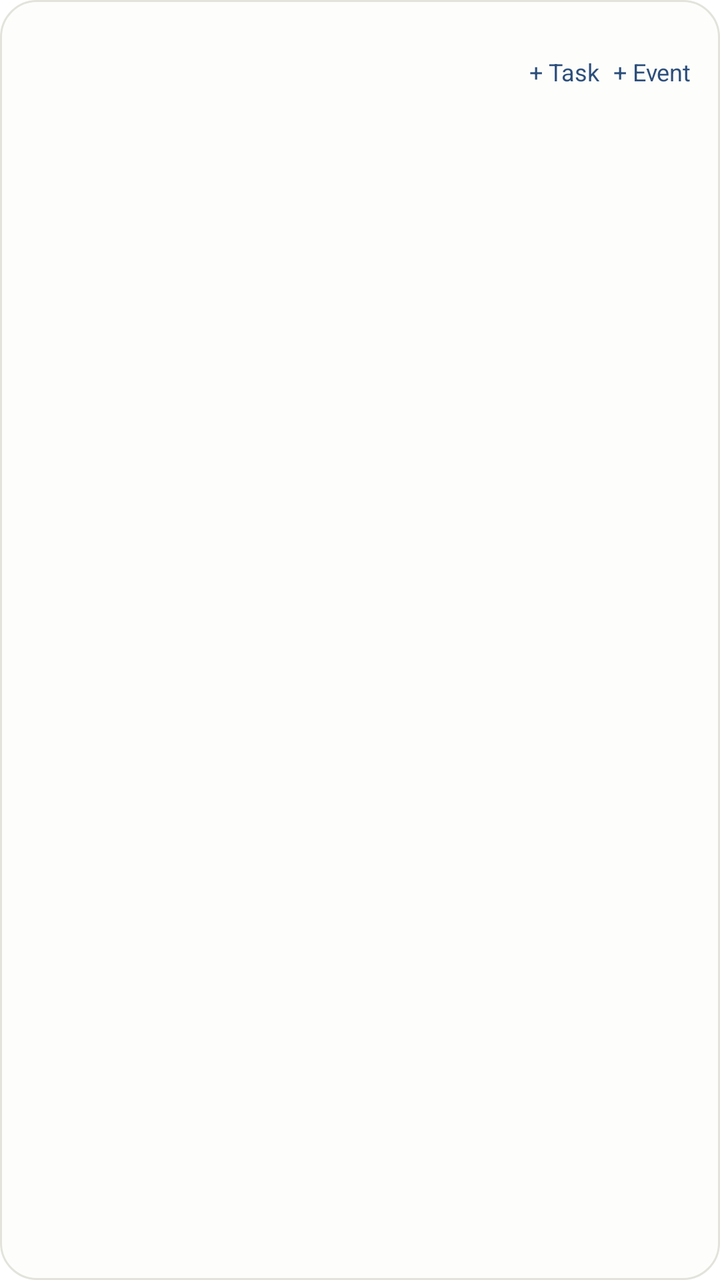
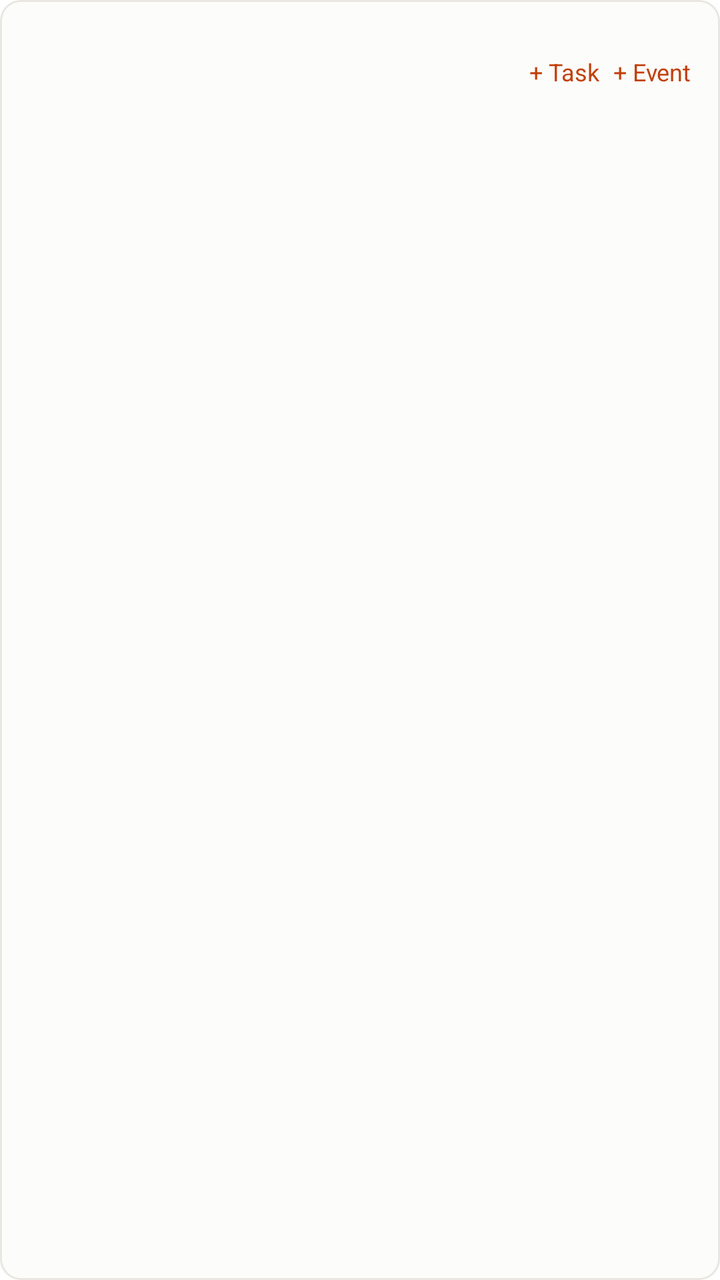

Two renders of the same Android screen: before a commit and after it. Below are the layout's source before the change and the commit's diff.
<!-- AndroidManifest.xml: fallback theme Theme.MaterialComponents.DayNight.NoActionBar -->
<!-- res/layout/widget_action_large.xml -->
<?xml version="1.0" encoding="utf-8"?>
<LinearLayout xmlns:android="http://schemas.android.com/apk/res/android"
    android:id="@+id/action_root"
    android:layout_width="match_parent"
    android:layout_height="match_parent"
    android:background="@drawable/widget_root_bg"
    android:orientation="vertical"
    android:padding="12dp">

    <LinearLayout
        android:layout_width="match_parent"
        android:layout_height="48dp"
        android:gravity="center_vertical"
        android:orientation="horizontal">

        <TextView
            android:id="@+id/action_date"
            android:layout_width="wrap_content"
            android:layout_height="wrap_content"
            android:fontFamily="sans-serif-medium"
            android:textColor="@color/widget_text_primary"
            android:textSize="24sp" />

        <TextView
            android:id="@+id/action_weekday"
            android:layout_width="0dp"
            android:layout_height="wrap_content"
            android:layout_marginStart="8dp"
            android:layout_weight="1"
            android:ellipsize="end"
            android:singleLine="true"
            android:textColor="@color/widget_text_secondary"
            android:textSize="12sp" />

        <TextView
            android:id="@+id/action_overdue_chip"
            android:layout_width="wrap_content"
            android:layout_height="wrap_content"
            android:layout_marginEnd="8dp"
            android:maxLines="1"
            android:textColor="@color/widget_error"
            android:textSize="11sp"
            android:visibility="gone" />

        <TextView
            android:id="@+id/action_add_todo"
            android:layout_width="44dp"
            android:layout_height="44dp"
            android:gravity="center"
            android:text="@string/widget_add_todo"
            android:textColor="@color/widget_accent"
            android:textSize="12sp" />

        <TextView
            android:id="@+id/action_add_event"
            android:layout_width="44dp"
            android:layout_height="44dp"
            android:gravity="center"
            android:text="@string/widget_add_event"
            android:textColor="@color/widget_accent"
            android:textSize="12sp" />
    </LinearLayout>

    <LinearLayout
        android:id="@+id/action_rows"
        android:layout_width="match_parent"
        android:layout_height="0dp"
        android:layout_weight="1"
        android:orientation="vertical" />

    <TextView
        android:id="@+id/action_empty"
        android:layout_width="match_parent"
        android:layout_height="wrap_content"
        android:textColor="@color/widget_text_secondary"
        android:textSize="13sp"
        android:visibility="gone" />

    <TextView
        android:id="@+id/action_completed"
        android:layout_width="match_parent"
        android:layout_height="36dp"
        android:gravity="center_vertical"
        android:singleLine="true"
        android:textColor="@color/widget_text_secondary"
        android:textSize="12sp"
        android:visibility="gone" />
</LinearLayout>
<!-- resources referenced by this layout -->
<resources>
  <color name="widget_accent">#2D4F7C</color>
  <color name="widget_error">#A03A32</color>
  <color name="widget_text_primary">#1B1B18</color>
  <color name="widget_text_secondary">#6F6F67</color>
  <!-- drawable widget_root_bg (drawable) -->
  <?xml version="1.0" encoding="utf-8"?>
  <shape xmlns:android="http://schemas.android.com/apk/res/android"
      android:shape="rectangle">
      <solid android:color="@color/widget_background" />
      <corners android:radius="18dp" />
      <stroke
          android:width="1dp"
          android:color="@color/widget_border" />
  </shape>
  <string name="widget_add_event">+ Event</string>
  <string name="widget_add_todo">+ Task</string>
  <color name="widget_background">#FDFDFB</color>
  <color name="widget_border">#E3E3DC</color>
</resources>

<!-- the commit's change to res/layout/widget_action_large.xml (unified diff, before → after) -->
@@ -17,7 +17,11 @@
             android:id="@+id/action_date"
             android:layout_width="wrap_content"
             android:layout_height="wrap_content"
+            android:ellipsize="end"
             android:fontFamily="sans-serif-medium"
+            android:maxLines="1"
+            android:maxWidth="78dp"
+            android:singleLine="true"
             android:textColor="@color/widget_text_primary"
             android:textSize="24sp" />
 
@@ -25,9 +29,10 @@
             android:id="@+id/action_weekday"
             android:layout_width="0dp"
             android:layout_height="wrap_content"
-            android:layout_marginStart="8dp"
+            android:layout_marginStart="6dp"
             android:layout_weight="1"
             android:ellipsize="end"
+            android:maxLines="1"
             android:singleLine="true"
             android:textColor="@color/widget_text_secondary"
             android:textSize="12sp" />
@@ -44,22 +49,41 @@
 
         <TextView
             android:id="@+id/action_add_todo"
-            android:layout_width="44dp"
+            android:layout_width="wrap_content"
             android:layout_height="44dp"
+            android:ellipsize="end"
             android:gravity="center"
+            android:maxLines="1"
+            android:maxWidth="56dp"
+            android:minWidth="44dp"
+            android:singleLine="true"
             android:text="@string/widget_add_todo"
             android:textColor="@color/widget_accent"
             android:textSize="12sp" />
 
         <TextView
             android:id="@+id/action_add_event"
-            android:layout_width="44dp"
+            android:layout_width="wrap_content"
             android:layout_height="44dp"
+            android:ellipsize="end"
             android:gravity="center"
+            android:maxLines="1"
+            android:maxWidth="56dp"
+            android:minWidth="44dp"
+            android:singleLine="true"
             android:text="@string/widget_add_event"
             android:textColor="@color/widget_accent"
             android:textSize="12sp" />
     </LinearLayout>
+
+    <TextView
+        android:id="@+id/action_empty"
+        android:layout_width="match_parent"
+        android:layout_height="wrap_content"
+        android:paddingTop="4dp"
+        android:textColor="@color/widget_text_secondary"
+        android:textSize="13sp"
+        android:visibility="gone" />
 
     <LinearLayout
         android:id="@+id/action_rows"
@@ -67,14 +91,6 @@
         android:layout_height="0dp"
         android:layout_weight="1"
         android:orientation="vertical" />
-
-    <TextView
-        android:id="@+id/action_empty"
-        android:layout_width="match_parent"
-        android:layout_height="wrap_content"
-        android:textColor="@color/widget_text_secondary"
-        android:textSize="13sp"
-        android:visibility="gone" />
 
     <TextView
         android:id="@+id/action_completed"
<!-- resource entries referenced after the edit -->
@@ -1,22 +1,22 @@
 <!-- resources referenced by this layout -->
 <resources>
-  <color name="widget_accent">#2D4F7C</color>
-  <color name="widget_error">#A03A32</color>
-  <color name="widget_text_primary">#1B1B18</color>
-  <color name="widget_text_secondary">#6F6F67</color>
+  <color name="widget_accent">#C2410C</color>
+  <color name="widget_error">#A8481E</color>
+  <color name="widget_text_primary">#191A17</color>
+  <color name="widget_text_secondary">#3F413A</color>
   <!-- drawable widget_root_bg (drawable) -->
   <?xml version="1.0" encoding="utf-8"?>
   <shape xmlns:android="http://schemas.android.com/apk/res/android"
       android:shape="rectangle">
-      <solid android:color="@color/widget_background" />
-      <corners android:radius="18dp" />
+      <solid android:color="@color/widget_background_light" />
+      <corners android:radius="10dp" />
       <stroke
           android:width="1dp"
-          android:color="@color/widget_border" />
+          android:color="@color/widget_border_light" />
   </shape>
   <string name="widget_add_event">+ Event</string>
   <string name="widget_add_todo">+ Task</string>
-  <color name="widget_background">#FDFDFB</color>
-  <color name="widget_border">#E3E3DC</color>
+  <color name="widget_background_light">#FCFCFA</color>
+  <color name="widget_border_light">#E8E7E1</color>
 </resources>
 
